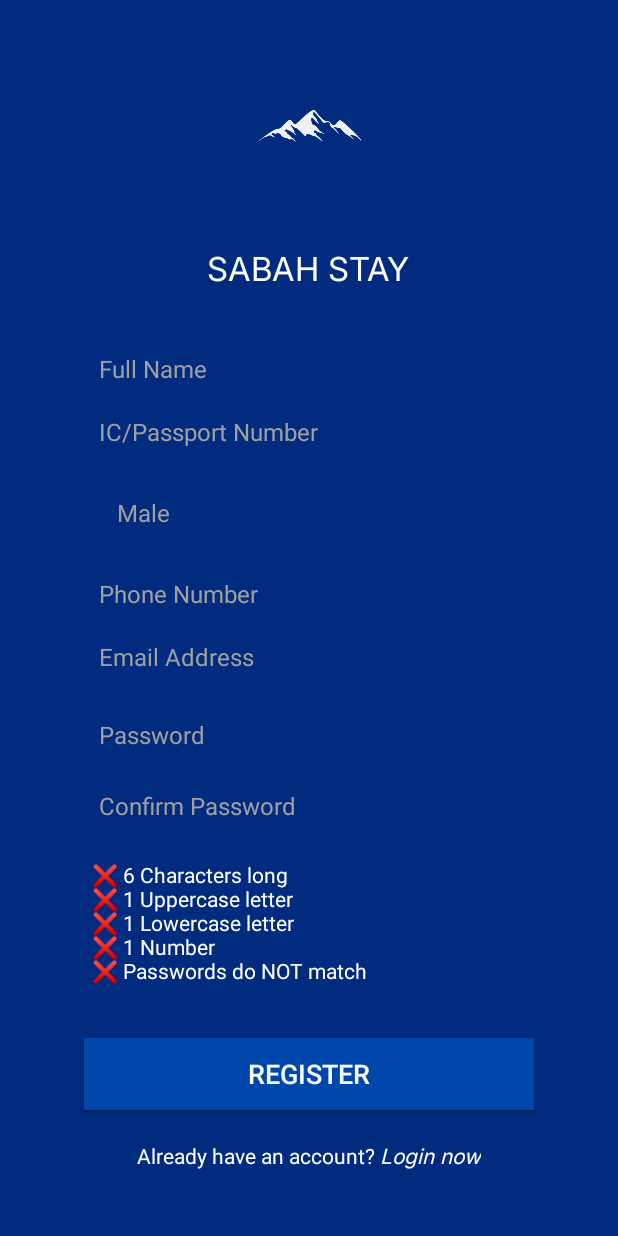
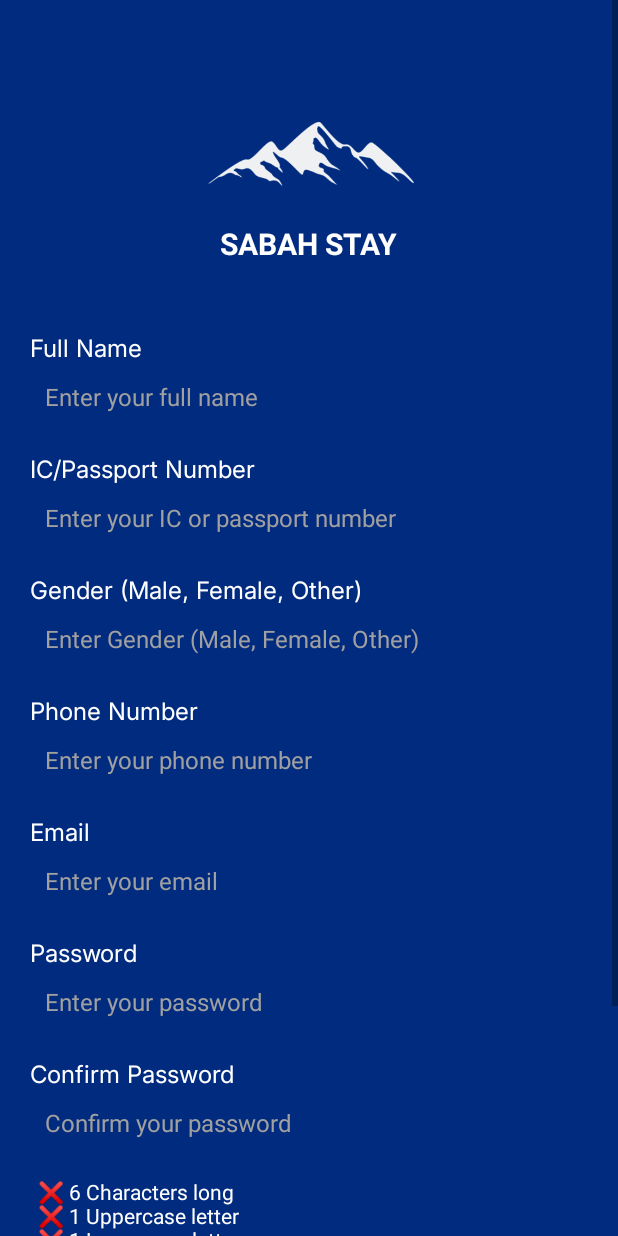
Before and after one commit to Yukii0212/SabahStay, an Android app built with Jetpack Compose: the RegistrationActivity screen opened directly, with no data from a screen before it, on a phone screen of 412 x 824 dp. Run offline under Robolectric (Android 15) with nearby library versions, the phone set to English and light mode, and no system bars.

Commit message:
Implemented UI changes & improved logic handling
Improved logic handling
- Prevent user from entering letters into passport/IC

UI improvements
- Overhauled registration page with better user friendliness
- Moved the title text "SABAH STAY" closer to the logo in the login page
- Moved the title text "SABAH STAY" closer to the logo in the registration page

- Yuki

```diff
--- a/app/src/main/java/com/example/testversion/RegistrationActivity.kt
+++ b/app/src/main/java/com/example/testversion/RegistrationActivity.kt
@@ -4,7 +4,6 @@
 import android.os.Bundle
 import android.text.Editable
 import android.text.TextWatcher
-import android.util.Log
 import android.util.Patterns
 import android.widget.*
 import androidx.appcompat.app.AppCompatActivity
@@ -22,7 +21,7 @@
 
         val nameInput = findViewById<EditText>(R.id.nameInput)
         val passportInput = findViewById<EditText>(R.id.passportInput)
-        val genderSpinner = findViewById<Spinner>(R.id.genderSpinner)
+        val genderInput = findViewById<EditText>(R.id.genderInput)
         val phoneInput = findViewById<EditText>(R.id.phoneInput)
         val emailInput = findViewById<EditText>(R.id.emailInput)
         val passwordInput = findViewById<EditText>(R.id.passwordInput)
@@ -31,12 +30,7 @@
         val registerButton = findViewById<Button>(R.id.registerButton)
         val loginText = findViewById<TextView>(R.id.loginText)
 
-        // Gender dropdown setup
-        val genders = arrayOf("Male", "Female", "Other")
-        val adapter = ArrayAdapter(this, R.layout.spinner_item, genders)
-        genderSpinner.adapter = adapter
-
-        // Password validation feedback (Checks while typing)
+        // Password validation feedback
         val passwordTextWatcher = object : TextWatcher {
             override fun afterTextChanged(s: Editable?) {
                 updatePasswordRequirements(
@@ -45,7 +39,6 @@
                     passwordRequirementsText
                 )
             }
-
             override fun beforeTextChanged(s: CharSequence?, start: Int, count: Int, after: Int) {}
             override fun onTextChanged(s: CharSequence?, start: Int, before: Int, count: Int) {}
         }
@@ -56,25 +49,33 @@
         registerButton.setOnClickListener {
             val name = nameInput.text.toString().trim()
             val passport = passportInput.text.toString().trim()
-            val gender = genderSpinner.selectedItem.toString()
+            val gender = genderInput.text.toString().trim().lowercase()
             val phone = phoneInput.text.toString().trim()
-            val email = emailInput.text.toString().trim().toLowerCase() // Case-insensitive email
+            val email = emailInput.text.toString().trim().lowercase()
             val password = passwordInput.text.toString().trim()
             val confirmPassword = confirmPasswordInput.text.toString().trim()
 
-            // Validate email
+            // Validate inputs
+            if (name.isEmpty() || passport.isEmpty() || gender.isEmpty() || phone.isEmpty() || email.isEmpty() || password.isEmpty()) {
+                Toast.makeText(this, "All fields must be filled", Toast.LENGTH_SHORT).show()
+                return@setOnClickListener
+            }
+
+            if (!isValidGender(gender)) {
+                Toast.makeText(this, "Invalid gender. Enter Male, Female, or Other", Toast.LENGTH_SHORT).show()
+                return@setOnClickListener
+            }
+
             if (!isValidEmail(email)) {
                 Toast.makeText(this, "Invalid email format", Toast.LENGTH_SHORT).show()
                 return@setOnClickListener
             }
 
-            // Validate password requirements
             if (!isPasswordValid(password)) {
                 Toast.makeText(this, "Password does not meet requirements", Toast.LENGTH_SHORT).show()
                 return@setOnClickListener
             }
 
-            // Validate password match
             if (password != confirmPassword) {
                 Toast.makeText(this, "Passwords do not match", Toast.LENGTH_SHORT).show()
                 return@setOnClickListener
@@ -82,7 +83,7 @@
 
             lifecycleScope.launch(Dispatchers.IO) {
                 val userDao = UserDatabase.getDatabase(applicationContext).userDao()
-                val existingUser = userDao.getUserByEmailOrPhoneOrPassport(email, phone, passport) // Check all three
+                val existingUser = userDao.getUserByEmailOrPhoneOrPassport(email, phone, passport)
 
                 if (existingUser == null) {
                     userDao.insert(User(name, passport, gender, phone, email, password))
@@ -98,8 +99,6 @@
                 }
             }
         }
-
-
 
         loginText.setOnClickListener {
             startActivity(Intent(this, LoginActivity::class.java))
@@ -119,6 +118,11 @@
                 password.any { it.isDigit() }
     }
 
+    // Validate gender input
+    private fun isValidGender(gender: String): Boolean {
+        return gender == "male" || gender == "female" || gender == "other"
+    }
+
     // Updates Password Requirements dynamically ✅/❌
     private fun updatePasswordRequirements(password: String, confirmPassword: String, textView: TextView) {
         val requirements = listOf(
--- a/app/src/main/res/layout/activity_registration.xml
+++ b/app/src/main/res/layout/activity_registration.xml
@@ -1,117 +1,203 @@
 <?xml version="1.0" encoding="utf-8"?>
-<LinearLayout
-    xmlns:android="http://schemas.android.com/apk/res/android"
+<ScrollView xmlns:android="http://schemas.android.com/apk/res/android"
     xmlns:tools="http://schemas.android.com/tools"
+    xmlns:app="http://schemas.android.com/apk/res-auto"
     android:layout_width="match_parent"
     android:layout_height="match_parent"
     android:background="@color/background_blue"
-    android:gravity="center"
+    tools:context=".RegistrationActivity">
+
+    <LinearLayout
+        android:layout_width="match_parent"
+        android:layout_height="wrap_content"
         android:orientation="vertical"
-    tools:context=".RegistrationActivity">
+        android:padding="20dp">
+
+        <androidx.constraintlayout.widget.ConstraintLayout
+            android:layout_width="match_parent"
+            android:layout_height="wrap_content">
 
             <!-- Logo -->
             <ImageView
-        android:layout_width="100dp"
-        android:layout_height="100dp"
-        android:src="@drawable/mountain"
-        android:layout_marginBottom="20dp"/>
+                android:id="@+id/logo"
+                app:layout_constraintEnd_toEndOf="parent"
+                app:layout_constraintStart_toStartOf="parent"
+                app:layout_constraintTop_toTopOf="parent"
+                android:layout_width="200dp"
+                android:layout_height="200dp"
+                android:adjustViewBounds="true"
+                android:scaleType="fitCenter"
+                android:src="@drawable/mountain" />
 
-    <!-- Title -->
+            <!-- Title Text Overlapping Logo -->
+            <TextView
+                android:id="@+id/titleText"
+                android:layout_width="wrap_content"
+                android:layout_height="wrap_content"
+                android:layout_marginBottom="44dp"
+                android:background="@android:color/transparent"
+                android:text="SABAH STAY"
+                android:textColor="@android:color/white"
+                android:textSize="20sp"
+                android:textStyle="bold"
+                app:layout_constraintBottom_toBottomOf="@id/logo"
+                app:layout_constraintEnd_toEndOf="parent"
+                app:layout_constraintHorizontal_bias="0.501"
+                app:layout_constraintStart_toStartOf="parent" />
+        </androidx.constraintlayout.widget.ConstraintLayout>
+
+
+    <!-- Full Name -->
         <TextView
             android:layout_width="wrap_content"
             android:layout_height="wrap_content"
-        android:layout_marginBottom="30dp"
-        android:fontFamily="@font/inter"
-        android:text="SABAH STAY"
+            android:text="Full Name"
             android:textColor="@android:color/white"
-        android:textSize="22sp" />
+            android:textSize="16sp"
+            android:fontFamily="@font/inter"/>
 
-    <!-- Name -->
         <EditText
             android:id="@+id/nameInput"
-        android:layout_width="300dp"
+            android:layout_width="match_parent"
             android:layout_height="wrap_content"
-        android:background="@drawable/underline"
+            android:background="@null"
+            android:hint="Enter your full name"
             android:textColor="@android:color/white"
-        android:hint="Full Name"
             android:textSize="16sp"
             android:padding="10dp"
             android:textColorHint="#A0A0A0"/>
 
         <!-- IC/Passport -->
+        <TextView
+            android:layout_width="wrap_content"
+            android:layout_height="wrap_content"
+            android:text="IC/Passport Number"
+            android:textColor="@android:color/white"
+            android:textSize="16sp"
+            android:layout_marginTop="15dp"
+            android:fontFamily="@font/inter"/>
+
         <EditText
             android:id="@+id/passportInput"
-        android:layout_width="300dp"
+            android:layout_width="match_parent"
             android:layout_height="wrap_content"
-        android:background="@drawable/underline"
+            android:background="@null"
+            android:hint="Enter your IC or passport number"
             android:textColor="@android:color/white"
-        android:hint="IC/Passport Number"
             android:textSize="16sp"
             android:padding="10dp"
+            android:textColorHint="#A0A0A0"
+            android:inputType="number" />
+
+        <!-- Gender -->
+        <TextView
+            android:layout_width="wrap_content"
+            android:layout_height="wrap_content"
+            android:text="Gender (Male, Female, Other)"
+            android:textColor="@android:color/white"
+            android:textSize="16sp"
+            android:layout_marginTop="15dp"
+            android:fontFamily="@font/inter"/>
+
+        <EditText
+            android:id="@+id/genderInput"
+            android:layout_width="match_parent"
+            android:layout_height="wrap_content"
+            android:background="@null"
+            android:hint="Enter Gender (Male, Female, Other)"
+            android:textColor="@android:color/white"
+            android:textSize="16sp"
+            android:padding="10dp"
+            android:inputType="textEmailAddress"
             android:textColorHint="#A0A0A0"/>
 
-    <!-- Gender Dropdown -->
-    <Spinner
-        android:id="@+id/genderSpinner"
-        android:layout_width="300dp"
+        <!-- Phone Number -->
+        <TextView
+            android:layout_width="wrap_content"
             android:layout_height="wrap_content"
-        android:background="@drawable/underline"
-        android:padding="12dp"
-        android:textAlignment="center"
-        android:gravity="center_vertical"/>
+            android:text="Phone Number"
+            android:textColor="@android:color/white"
+            android:textSize="16sp"
+            android:layout_marginTop="15dp"
+            android:fontFamily="@font/inter"/>
 
-    <!-- Phone Number -->
         <EditText
             android:id="@+id/phoneInput"
-        android:layout_width="300dp"
+            android:layout_width="match_parent"
             android:layout_height="wrap_content"
-        android:background="@drawable/underline"
+            android:background="@null"
+            android:hint="Enter your phone number"
             android:textColor="@android:color/white"
-        android:hint="Phone Number"
             android:textSize="16sp"
             android:padding="10dp"
+            android:inputType="phone"
             android:textColorHint="#A0A0A0"/>
 
         <!-- Email -->
+        <TextView
+            android:layout_width="wrap_content"
+            android:layout_height="wrap_content"
+            android:text="Email"
+            android:textColor="@android:color/white"
+            android:textSize="16sp"
+            android:layout_marginTop="15dp"
+            android:fontFamily="@font/inter"/>
+
         <EditText
             android:id="@+id/emailInput"
-        android:layout_width="300dp"
+            android:layout_width="match_parent"
             android:layout_height="wrap_content"
-        android:background="@drawable/underline"
+            android:background="@null"
+            android:hint="Enter your email"
             android:textColor="@android:color/white"
-        android:hint="Email Address"
             android:textSize="16sp"
             android:padding="10dp"
             android:inputType="textEmailAddress"
             android:textColorHint="#A0A0A0"/>
 
         <!-- Password -->
+        <TextView
+            android:layout_width="wrap_content"
+            android:layout_height="wrap_content"
+            android:text="Password"
+            android:textColor="@android:color/white"
+            android:textSize="16sp"
+            android:layout_marginTop="15dp"
+            android:fontFamily="@font/inter"/>
+
         <EditText
             android:id="@+id/passwordInput"
-        android:layout_width="300dp"
+            android:layout_width="match_parent"
             android:layout_height="wrap_content"
-        android:background="@drawable/underline"
+            android:background="@null"
+            android:hint="Enter your password"
             android:textColor="@android:color/white"
-        android:hint="Password"
             android:textSize="16sp"
             android:padding="10dp"
             android:inputType="textPassword"
-        android:textColorHint="#A0A0A0"
-        android:layout_marginTop="10dp"/>
+            android:textColorHint="#A0A0A0"/>
 
         <!-- Confirm Password -->
+        <TextView
+            android:layout_width="wrap_content"
+            android:layout_height="wrap_content"
+            android:text="Confirm Password"
+            android:textColor="@android:color/white"
+            android:textSize="16sp"
+            android:layout_marginTop="15dp"
+            android:fontFamily="@font/inter"/>
+
         <EditText
             android:id="@+id/confirmPasswordInput"
-        android:layout_width="300dp"
+            android:layout_width="match_parent"
             android:layout_height="wrap_content"
-        android:background="@drawable/underline"
+            android:background="@null"
+            android:hint="Confirm your password"
             android:textColor="@android:color/white"
-        android:hint="Confirm Password"
             android:textSize="16sp"
             android:padding="10dp"
             android:inputType="textPassword"
-        android:textColorHint="#A0A0A0"
-        android:layout_marginTop="5dp"/>
+            android:textColorHint="#A0A0A0"/>
 
         <!-- Password Requirements -->
         <TextView
@@ -128,9 +214,9 @@
         <!-- Register Button -->
         <Button
             android:id="@+id/registerButton"
-        android:layout_width="300dp"
+            android:layout_width="match_parent"
             android:layout_height="wrap_content"
-        android:text="REGISTER"
+            android:text="Register"
             android:textSize="18sp"
             android:textColor="@android:color/white"
             android:background="@color/button_blue"
@@ -141,7 +227,8 @@
             android:layout_width="wrap_content"
             android:layout_height="wrap_content"
             android:orientation="horizontal"
-        android:layout_marginTop="20dp">
+            android:layout_marginTop="20dp"
+            android:layout_gravity="center_horizontal">
 
             <TextView
                 android:layout_width="wrap_content"
@@ -164,3 +251,5 @@
         </LinearLayout>
 
     </LinearLayout>
+
+</ScrollView>
--- a/app/src/main/res/layout/spinner_item.xml
+++ b/app/src/main/res/layout/spinner_item.xml
@@ -2,8 +2,7 @@
 <TextView xmlns:android="http://schemas.android.com/apk/res/android"
     android:layout_width="match_parent"
     android:layout_height="wrap_content"
-    android:textColor="#A0A0A0"
+    android:textColor="@android:color/white"
+    android:textSize="18sp"
     android:padding="10dp"
-    android:textSize="16sp"
-    android:gravity="center_vertical"
-    android:background="@color/background_blue"/>
+    android:gravity="center_vertical"/>
```
Also changed, not shown: app/src/main/res/drawable/underline.xml (+14 -5 lines), app/src/main/res/layout/activity_login.xml (+28 -11 lines), app/src/main/res/values/styles.xml (added, +26 -0 lines). Lines whose indentation alone changed are shown as unchanged.
